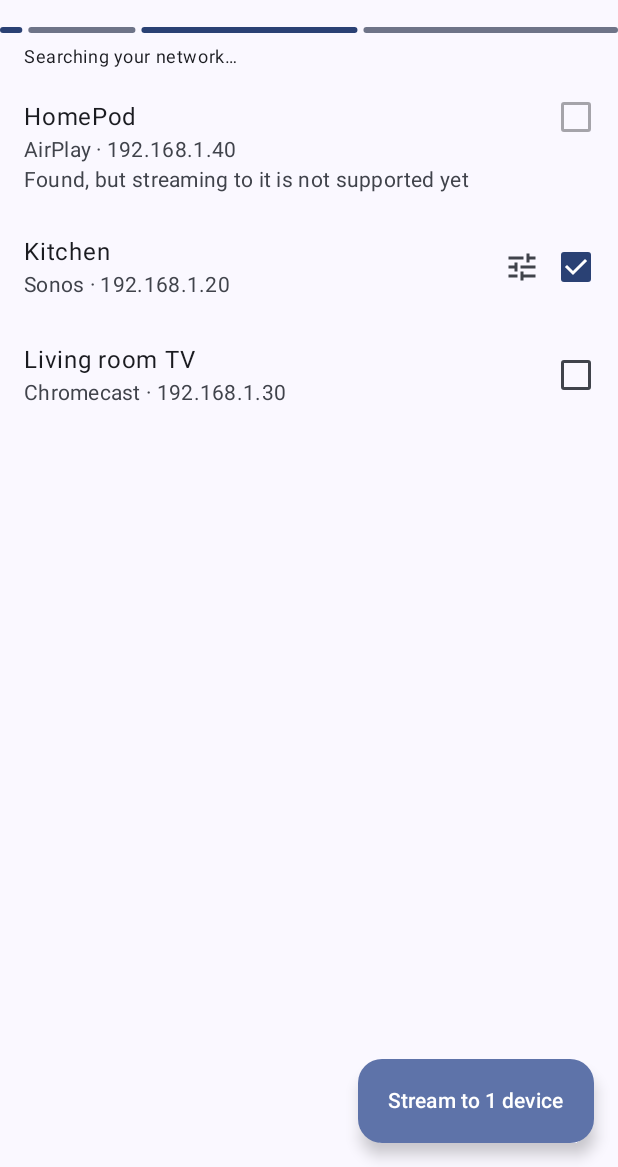
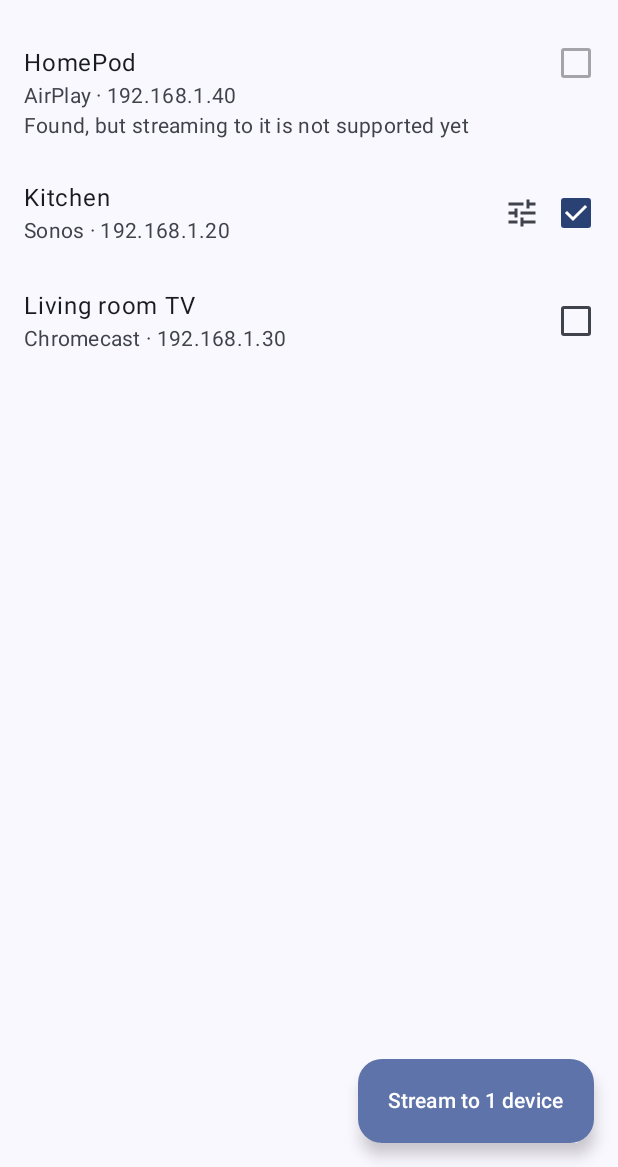
Before and after one commit to Biodiscus/StreamMusic, an Android app built with Jetpack Compose: the @Preview function DevicesScreenPreview, on a phone screen of 412 x 824 dp, the part 69-1236 px from its top. Run offline under Robolectric (Android 15) with nearby library versions, the phone set to English and light mode, and no system bars; libraries missing offline, so code that uses them is left out: androidx.hilt.lifecycle.

Commit message:
hide the loading indicators
they're distracting

```diff
--- a/app/src/main/java/net/biodiscus/streammusic/feature/devices/DevicesScreen.kt
+++ b/app/src/main/java/net/biodiscus/streammusic/feature/devices/DevicesScreen.kt
@@ -7,7 +7,6 @@ import androidx.compose.foundation.layout.PaddingValues
 import androidx.compose.foundation.layout.Row
 import androidx.compose.foundation.layout.Spacer
 import androidx.compose.foundation.layout.fillMaxSize
-import androidx.compose.foundation.layout.fillMaxWidth
 import androidx.compose.foundation.layout.padding
 import androidx.compose.foundation.layout.size
 import androidx.compose.foundation.lazy.LazyColumn
@@ -26,7 +25,6 @@ import androidx.compose.material3.ExperimentalMaterial3Api
 import androidx.compose.material3.ExtendedFloatingActionButton
 import androidx.compose.material3.Icon
 import androidx.compose.material3.IconButton
-import androidx.compose.material3.LinearProgressIndicator
 import androidx.compose.material3.ListItem
 import androidx.compose.material3.MaterialTheme
 import androidx.compose.material3.RadioButton
@@ -150,7 +148,6 @@ internal fun DevicesScreen(
         floatingActionButton = { StreamingButton(uiState, onContinueClicked, onStopClicked) },
     ) { contentPadding ->
         Column(Modifier.padding(contentPadding)) {
-            SearchingIndicator()
             if (uiState is DevicesUiState.DevicesFound) {
                 DeviceList(uiState, onDeviceClicked, onChooseProtocolClicked = { device -> protocolChoiceDeviceId = device.id })
             }
@@ -188,16 +185,6 @@ private fun StreamingButton(
             Text(pluralStringResource(R.plurals.devices_continue, uiState.selectedCount, uiState.selectedCount))
         }
     }
-}
-
-@Composable
-private fun SearchingIndicator() {
-    LinearProgressIndicator(Modifier.fillMaxWidth())
-    Text(
-        text = stringResource(R.string.devices_searching),
-        style = MaterialTheme.typography.bodySmall,
-        modifier = Modifier.padding(horizontal = 16.dp, vertical = 8.dp),
-    )
 }
 
 @Composable
--- a/app/src/main/res/values/strings.xml
+++ b/app/src/main/res/values/strings.xml
@@ -7,7 +7,6 @@
 
     <string name="devices_settings">Settings</string>
     <string name="devices_search_again">Search again</string>
-    <string name="devices_searching">Searching your network…</string>
     <string name="devices_discovery_only">Found, but streaming to it is not supported yet</string>
     <plurals name="devices_continue">
         <item quantity="one">Stream to %1$d device</item>
```
